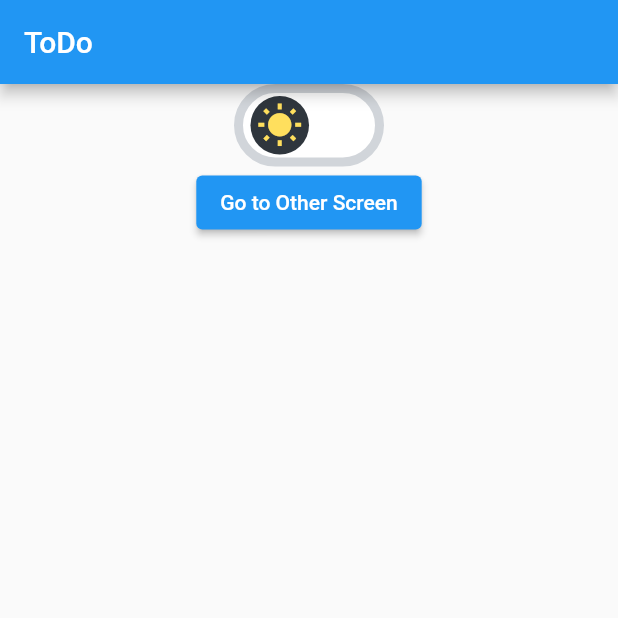
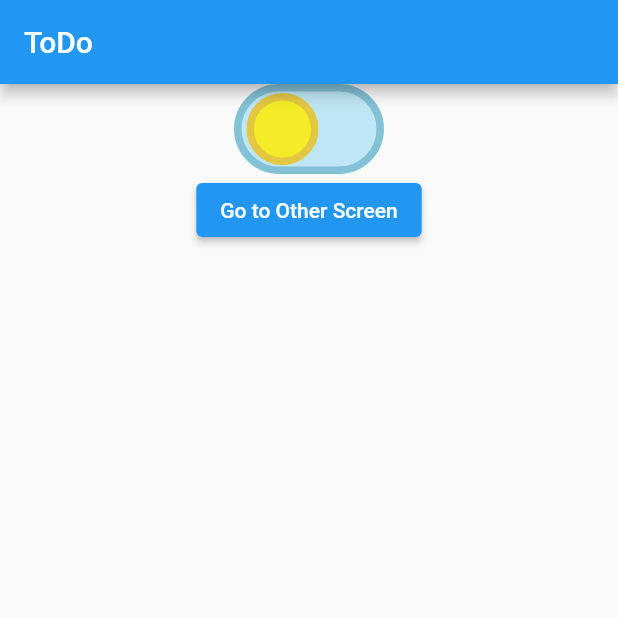
Before and after one commit to mingl1/Memori, a Flutter app: the screen it shows after launch, on a phone screen of 412 x 824 dp, the top half of it. Run offline on Flutter 3.47's test engine with Material 2 defaults, Android fonts, the phone set to English and light mode, and no system bars; drawn by our look-alikes of flutter_switch; our stand-ins replace theme_provider.

Commit message:
homepage day and night icons

```diff
--- /dev/null
+++ b/notez/lib/constants.dart
@@ -0,0 +1,4 @@
+import 'package:flutter/material.dart';
+
+ const ImageIcon sun = ImageIcon(AssetImage('assets/button_icons/ssun.png'), size: 200, );
+ const ImageIcon moon = ImageIcon(AssetImage('assets/button_icons/moon.png'), size: 100 );
--- a/notez/lib/screens/home_screen.dart
+++ b/notez/lib/screens/home_screen.dart
@@ -1,6 +1,6 @@
 import 'package:flutter/material.dart';
 import 'package:flutter_switch/flutter_switch.dart';
-import 'package:notez/constants.dart' as Constants;
+import 'package:notez/constants.dart'as constants;
 import '../main.dart';
 
 // Home Screen
@@ -27,30 +27,18 @@ class _myHomePageState extends State<HomeScreen>{
           children: [
             FlutterSwitch(
                width: 100.0,
-                      height: 55.0,
-                      toggleSize: 45.0,
-                      borderRadius: 30.0,
-                      padding: 2.0,
-                      activeToggleColor: Color(0xFF6E40C9),
-                      inactiveToggleColor: Color(0xFF2F363D),
-                      activeSwitchBorder: Border.all(
-                        color: Color(0xFF3C1E70),
-                        width: 6.0,
-                      ),
-                      inactiveSwitchBorder: Border.all(
-                        color: Color(0xFFD1D5DA),
-                        width: 6.0,
-                      ),
-                      activeColor: Color(0xFF271052),
-                      inactiveColor: Colors.white,
-                      activeIcon: Icon(
-                        Icons.nightlight_round,
-                        color: Color(0xFFF8E3A1),
-                      ),
-                      inactiveIcon: Icon(
-                        Icons.wb_sunny,
-                        color: Color(0xFFFFDF5D),
-                      ),
+                      height: 60.0,
+                      toggleSize: 52.6,
+                      borderRadius: 100.0,
+                      padding: 1.0,
+                      activeToggleColor: const Color(0xFF6E40C9),
+                      inactiveToggleColor: const Color(0xFFf5ec27),
+                      activeColor: const Color(0xFF271052),
+                      inactiveColor: const Color(0xFFbfe6f6),
+                      inactiveToggleBorder:  Border.all(color: Color(0xFFe4c741), width: 5),
+                      inactiveSwitchBorder: Border.all(color: Color(0xFF83c1d6), width: 5),
+                      activeIcon: constants.moon,
+                     // inactiveIcon: constants.sun,
                 value: status,
                 onToggle: (val) {
                   setState(() {
--- a/notez/pubspec.yaml
+++ b/notez/pubspec.yaml
@@ -38,6 +38,7 @@ dependencies:
   shared_preferences: ^2.0.15
   theme_provider: ^0.5.0
   flutter_bloc: ^8.0.1
+  firebase_core: ^1.17.1
 
 dev_dependencies:
   flutter_test:
@@ -63,7 +64,7 @@ flutter:
 
   # To add assets to your application, add an assets section, like this:
   assets:
-    - assets/
+    - assets/button_icons/
   #   - images/a_dot_ham.jpeg
 
   # An image asset can refer to one or more resolution-specific "variants", see
```
Also changed, not shown: notez/assets/button_icons/day.png (added), notez/assets/button_icons/moon.png (added), notez/assets/button_icons/moonface.png (added), notez/assets/button_icons/ssun.png (added), notez/assets/button_icons/stylemoon.png (added), notez/assets/button_icons/sunsmile.png (added), notez/pubspec.lock.
